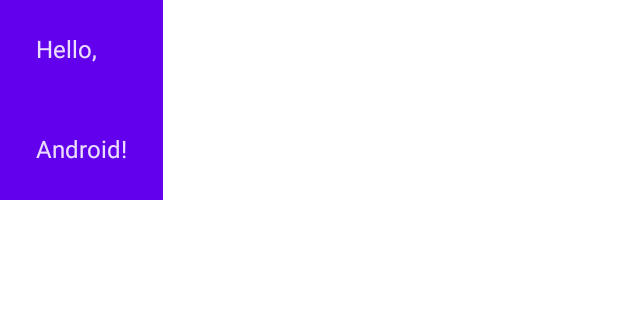
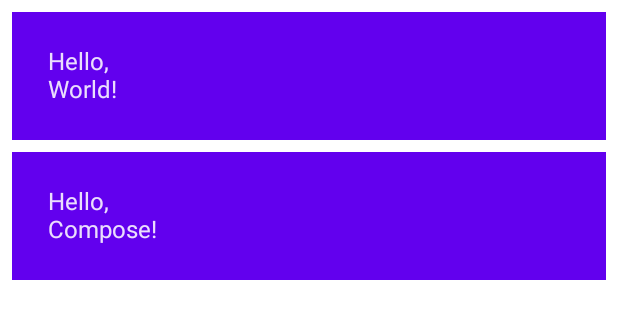
Before and after one commit to EleoXDA/JComposeBasics_KT, an Android app built with Jetpack Compose: the @Preview function DefaultPreview, on a phone screen of 412 x 824 dp. Shown: the top 319 px of the screen. Run offline under Robolectric (Android 15) with nearby library versions, the phone set to English and light mode, and no system bars.

Commit message:
Create two rows and adjust the text position

```diff
--- a/app/src/main/java/eu/eleo/jcomposebasics/MainActivity.kt
+++ b/app/src/main/java/eu/eleo/jcomposebasics/MainActivity.kt
@@ -5,6 +5,7 @@ import androidx.activity.ComponentActivity
 import androidx.activity.compose.setContent
 import androidx.compose.foundation.layout.Column
 import androidx.compose.foundation.layout.fillMaxSize
+import androidx.compose.foundation.layout.fillMaxWidth
 import androidx.compose.foundation.layout.padding
 import androidx.compose.material.MaterialTheme
 import androidx.compose.material.Surface
@@ -32,20 +33,28 @@ class MainActivity : ComponentActivity() {
         }
     }
 }
+@Composable
+private fun JCB(names: List<String> = listOf("World", "Compose")){
+    Surface(color = MaterialTheme.colors.background) {
+        Column(modifier = Modifier.padding(vertical = 4.dp),
+            ) {
+            for (name in names) {
+                Greeting(name = name)
+            }
+        }
+    }
+}
 
 @Composable
 private fun Greeting(name: String) {
-    Surface(color = MaterialTheme.colors.primary) {
-    Column {
-        Text(text = "Hello,", modifier = Modifier.padding(24.dp))
-        Text(text = "$name!", modifier = Modifier.padding(24.dp))
+    Surface(
+        color = MaterialTheme.colors.primary,
+        modifier = Modifier.padding(vertical = 4.dp, horizontal = 8.dp)
+    ) {
+        Column (modifier = Modifier.fillMaxWidth().padding(24.dp)) {
+            Text(text = "Hello,")
+            Text(text = "$name!")
     }
-    }
-}
-@Composable
-private fun JCB() {
-    Surface(color = MaterialTheme.colors.background) {
-        Greeting("Android")
     }
 }
 
```
